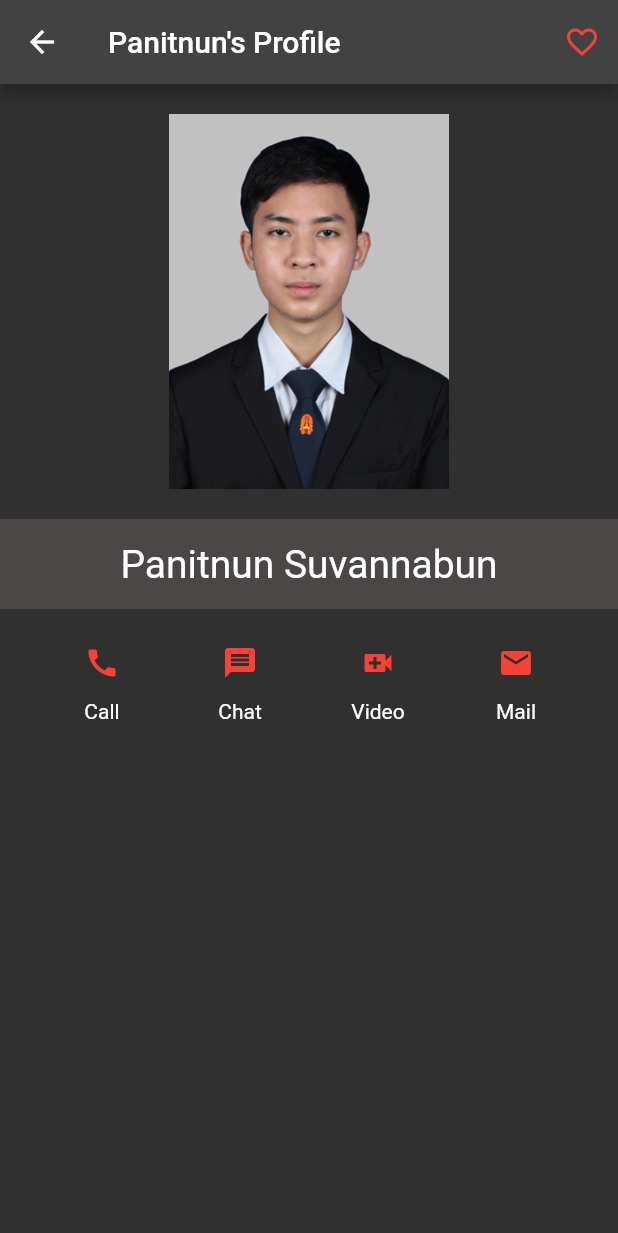
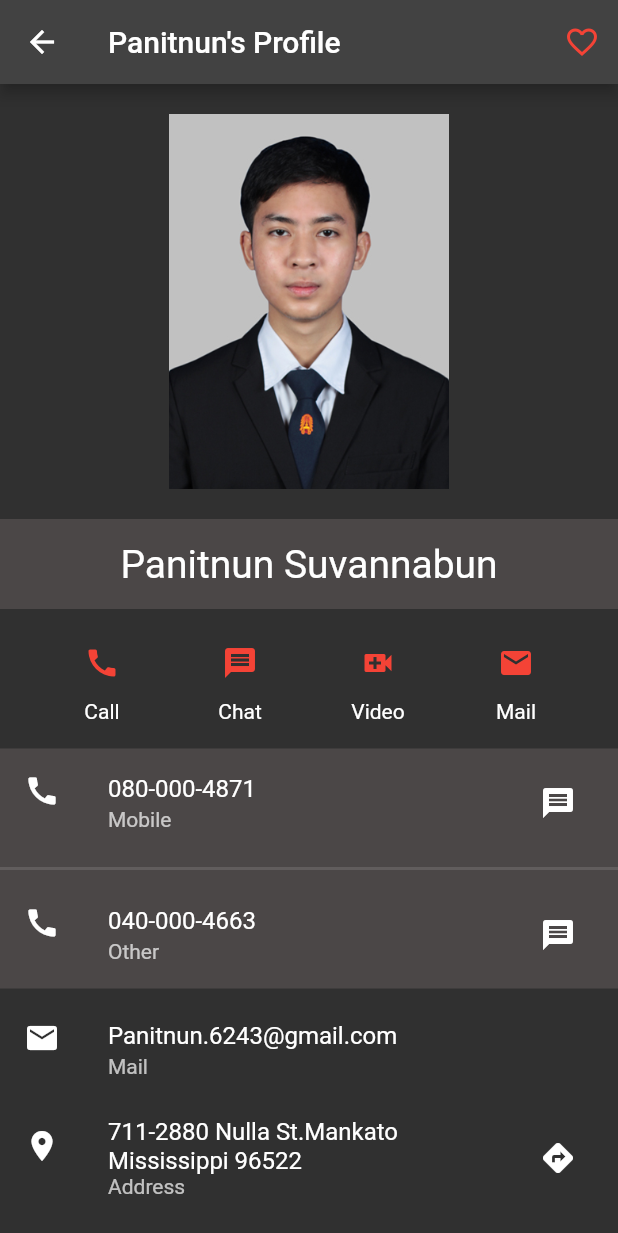
Before and after one commit to Panitnun-6243/flutter_contact_profile_app, a Flutter app: the screen it shows after launch, on a phone screen of 412 x 824 dp. Shown: the top 1233 px of the screen. Run offline on Flutter 3.47's test engine with Material 2 defaults, Android fonts, the light colour scheme and no system bars.

Commit message:
Add Email and Address

```diff
--- a/lib/main.dart
+++ b/lib/main.dart
@@ -75,7 +75,20 @@ class MyApp extends StatelessWidget {
                         buildEmailButton()
                       ],
                     ),
-                  )
+                  ),
+                  Container(
+                    child: Column(children: [
+                      mobilePhoneListTile(),
+                      const Divider(
+                        thickness: 2,
+                      ),
+                      otherPhoneListTile()
+                    ]),
+                    color: const Color.fromARGB(179, 87, 81, 81),
+                    margin: const EdgeInsets.only(top: 5, bottom: 5),
+                  ),
+                  emailListTile(),
+                  addressListTile()
                 ],
               )
             ],
@@ -138,4 +151,66 @@ class MyApp extends StatelessWidget {
       ],
     );
   }
+
+  Widget mobilePhoneListTile() {
+    return ListTile(
+      leading: const Icon(
+        Icons.call,
+        color: Colors.white,
+      ),
+      title: const Text("080-000-4871"),
+      subtitle: const Text("Mobile"),
+      trailing: IconButton(
+          onPressed: () {},
+          icon: const Icon(
+            Icons.message,
+            color: Colors.white,
+          )),
+    );
+  }
+
+  Widget otherPhoneListTile() {
+    return ListTile(
+      leading: const Icon(
+        Icons.call,
+        color: Colors.white,
+      ),
+      title: const Text("040-000-4663"),
+      subtitle: const Text("Other"),
+      trailing: IconButton(
+          onPressed: () {},
+          icon: const Icon(
+            Icons.message,
+            color: Colors.white,
+          )),
+    );
+  }
+
+  Widget emailListTile() {
+    return ListTile(
+      leading: const Icon(
+        Icons.mail,
+        color: Colors.white,
+      ),
+      title: const Text("Panitnun.6243@gmail.com"),
+      subtitle: const Text("Mail"),
+    );
+  }
+
+  Widget addressListTile() {
+    return ListTile(
+      leading: const Icon(
+        Icons.location_on,
+        color: Colors.white,
+      ),
+      title: const Text("711-2880 Nulla St.Mankato Mississippi 96522"),
+      subtitle: const Text("Address"),
+      trailing: IconButton(
+          onPressed: () {},
+          icon: const Icon(
+            Icons.directions,
+            color: Colors.white,
+          )),
+    );
+  }
 }
```
